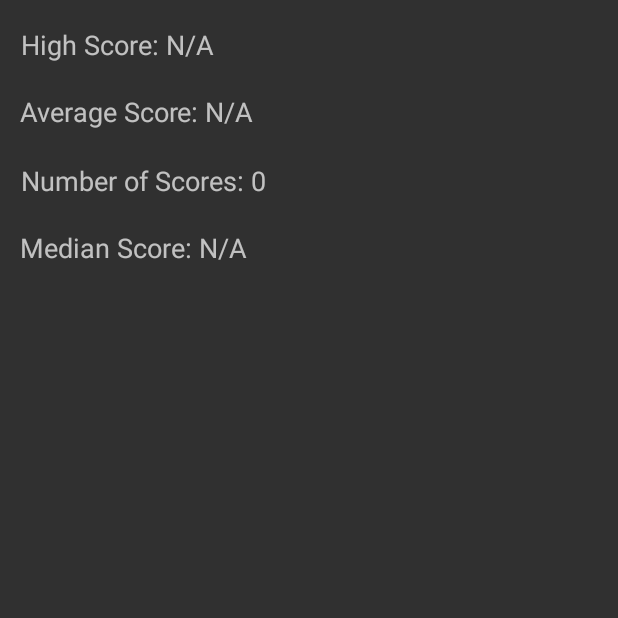
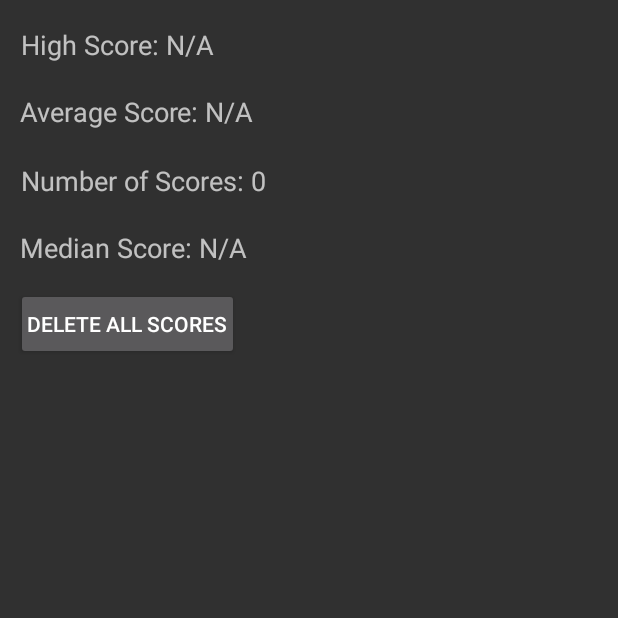
Before and after one commit to peters-ben/Tetris-Records, an Android app: the StatsActivity screen opened directly, with no data from a screen before it, on a phone screen of 412 x 824 dp, the top half of it. Run offline under Robolectric (Android 15) with nearby library versions, the light colour scheme and no system bars.

Commit message:
Added a button to delete all scores, includes a prompt for user to verify

```diff
--- a/app/build.gradle
+++ b/app/build.gradle
@@ -31,4 +31,5 @@ dependencies {
     testImplementation 'junit:junit:4.12'
     androidTestImplementation 'androidx.test.ext:junit:1.1.1'
     androidTestImplementation 'androidx.test.espresso:espresso-core:3.2.0'
+    implementation 'com.jjoe64:graphview:4.2.2'
 }
--- a/app/src/main/java/com/example/tetrisrecords/DataBase.java
+++ b/app/src/main/java/com/example/tetrisrecords/DataBase.java
@@ -49,6 +49,12 @@ public class DataBase extends SQLiteOpenHelper {
         Cursor cursor = db.rawQuery(queryString, null);
         cursor.moveToFirst();
     }
+    void deleteAll() {
+        SQLiteDatabase db = this.getWritableDatabase();
+        String queryString = " DELETE FROM " + GAMES_TABLE;
+        Cursor cursor = db.rawQuery(queryString, null);
+        cursor.moveToFirst();
+    }
     void editGame(GameStat game, String date, int score, int level) {
         SQLiteDatabase db = this.getWritableDatabase();
         String queryString = " UPDATE " + GAMES_TABLE + " SET " + COLUMN_DATE + " = " + date + ", "
--- a/app/src/main/java/com/example/tetrisrecords/Stats.java
+++ b/app/src/main/java/com/example/tetrisrecords/Stats.java
@@ -8,9 +8,8 @@ class Stats {
     int highScore(ArrayList<GameStat> games) {
         int high = 0;
         for(GameStat game : games) {
-            if (game.getScore() > high) {
+            if (game.getScore() > high)
                 high = game.getScore();
-            }
         }
         return high;
     }
@@ -25,8 +24,6 @@ class Stats {
     float medianScore(ArrayList<GameStat> games) {
         Collections.sort(games, new GameStat.GameScoreCompare());
         float returnValue;
-        int num1 = games.get((games.size() / 2 - 1)).getScore();
-        int num2 = games.get(games.size() / 2).getScore();
         if(games.size() % 2 != 0)
             returnValue =  (float) games.get((int) Math.floor((double) games.size() / 2)).getScore();
         else
--- a/app/src/main/java/com/example/tetrisrecords/StatsActivity.java
+++ b/app/src/main/java/com/example/tetrisrecords/StatsActivity.java
@@ -1,15 +1,19 @@
 package com.example.tetrisrecords;
 
+import androidx.appcompat.app.AlertDialog;
 import androidx.appcompat.app.AppCompatActivity;
 
+import android.content.DialogInterface;
 import android.os.Bundle;
+import android.view.Gravity;
+import android.view.View;
 import android.view.WindowManager;
+import android.widget.Button;
+import android.widget.LinearLayout;
 import android.widget.TextView;
-
 import java.util.ArrayList;
 
 public class StatsActivity extends AppCompatActivity {
-
     @Override
     protected void onCreate(Bundle savedInstanceState) {
         Stats stats = new Stats();
@@ -19,11 +23,11 @@ public class StatsActivity extends AppCompatActivity {
         setContentView(R.layout.activity_stats);
         final DataBase dataBase = new DataBase(StatsActivity.this);
         final ArrayList<GameStat> gameList = dataBase.getAll();
-        TextView highScore = findViewById(R.id.highScore);
-        TextView avgScore = findViewById(R.id.avgScore);
-        TextView medianScore = findViewById(R.id.medianScore);
-        TextView numScores = findViewById(R.id.numScores);
-
+        final TextView highScore = findViewById(R.id.highScore);
+        final TextView avgScore = findViewById(R.id.avgScore);
+        final TextView medianScore = findViewById(R.id.medianScore);
+        final TextView numScores = findViewById(R.id.numScores);
+        Button deleteAllButton = findViewById(R.id.deleteAllButton);
         if(gameList.size() != 0) {
             String avg = Float.toString(stats.avgScore(gameList));
             String median = Float.toString(stats.medianScore(gameList));
@@ -32,6 +36,37 @@ public class StatsActivity extends AppCompatActivity {
             medianScore.setText(String.format(getResources().getString(R.string.median_score), median));
         }
         numScores.setText(String.format(getResources().getString(R.string.number_of_scores), gameList.size()));
+        deleteAllButton.setOnClickListener(new View.OnClickListener() {
+            @Override
+            public void onClick(View v) {
+                AlertDialog.Builder delete = new AlertDialog.Builder(StatsActivity.this);
+                delete.setTitle("Delete All Scores");
+                LinearLayout layout = new LinearLayout(StatsActivity.this);
+                TextView verify = new TextView(StatsActivity.this);
+               // verify.setGravity(Gravity.LEFT);
+                verify.setPadding(33,0,0,0);
+                verify.setText(R.string.verify);
+                layout.addView(verify);
+                delete.setView(layout);
+                delete.setPositiveButton("Delete ALL Scores", new DialogInterface.OnClickListener() {
+                    @Override
+                    public void onClick(DialogInterface dialog, int which) {
+                        dataBase.deleteAll();
+                        gameList.clear();
+                        highScore.setText(R.string.high_score_NA);
+                        avgScore.setText(R.string.average_score_NA);
+                        medianScore.setText(R.string.median_score_NA);
+                        numScores.setText(String.format(getResources().getString(R.string.number_of_scores), gameList.size()));
+                    }
+                });
+                delete.setNegativeButton("Cancel", new DialogInterface.OnClickListener() {
+                    @Override
+                    public void onClick(DialogInterface dialog, int which) {
 
+                    }
+                });
+                delete.show();
+            }
+        });
     }
 }
--- a/app/src/main/java/com/example/tetrisrecords/addViewActivity.java
+++ b/app/src/main/java/com/example/tetrisrecords/addViewActivity.java
@@ -1,6 +1,5 @@
 package com.example.tetrisrecords;
 
-import android.database.sqlite.SQLiteDatabase;
 import android.os.Bundle;
 import android.view.View;
 import android.view.WindowManager;
--- a/app/src/main/res/layout/activity_stats.xml
+++ b/app/src/main/res/layout/activity_stats.xml
@@ -58,4 +58,17 @@
         app:layout_constraintTop_toBottomOf="@+id/numScores"
         app:layout_constraintVertical_bias="0.029999971" />
 
+    <Button
+        android:id="@+id/deleteAllButton"
+        android:padding="7dp"
+        android:layout_width="wrap_content"
+        android:layout_height="wrap_content"
+        android:text="@string/delete_all"
+        app:layout_constraintBottom_toBottomOf="parent"
+        app:layout_constraintEnd_toEndOf="parent"
+        app:layout_constraintHorizontal_bias="0.04"
+        app:layout_constraintStart_toStartOf="parent"
+        app:layout_constraintTop_toBottomOf="@+id/medianScore"
+        app:layout_constraintVertical_bias="0.025" />
+
 </androidx.constraintlayout.widget.ConstraintLayout>
--- a/app/src/main/res/values/strings.xml
+++ b/app/src/main/res/values/strings.xml
@@ -19,6 +19,8 @@
     <string name="date">Date</string>
     <string name="score">Score</string>
     <string name="level_name">Level</string>
+    <string name="delete_all">Delete All Scores</string>
+    <string name="verify">Are you sure you want to delete ALL scores? This CANNOT be undone!</string>
     <string-array name="sort">
         <item>Sort by</item>
         <item>Date</item>
```
Also changed, not shown: app/src/main/java/com/example/tetrisrecords/CustomAdapter.java (+4 -5 lines).
